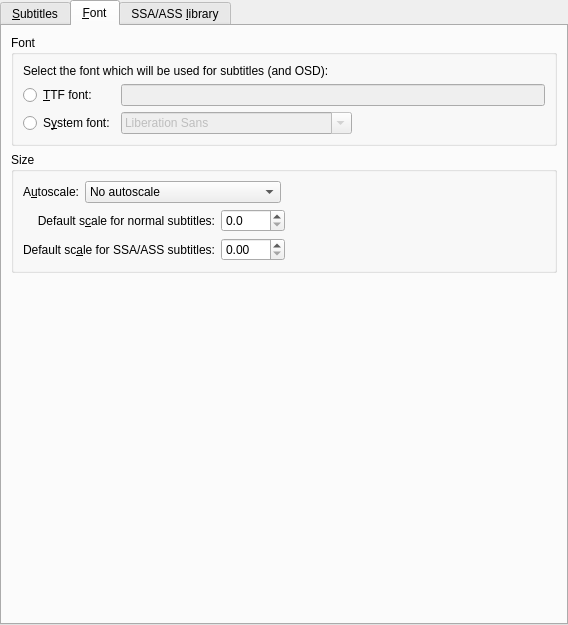
First picture: the form in src/prefsubtitles.ui, repository wilbert2000/wzplayer, before the edit.
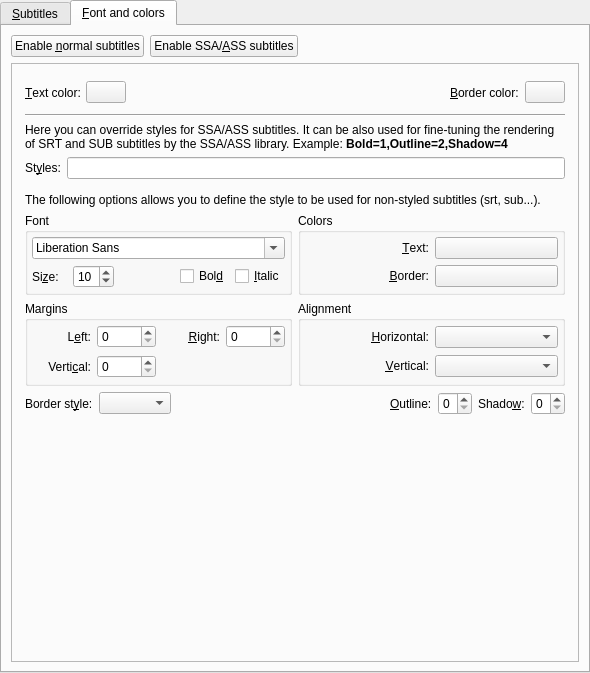
Second picture: the form after the edit. The open tabs and pages were chosen to show the change. Custom widgets are drawn as their Qt base class.

Commit message: Simplified the layout of the subtitle section in preferences using a stacked widget

What changed in the file:
```diff
--- a/src/prefsubtitles.ui
+++ b/src/prefsubtitles.ui
@@ -5,8 +5,8 @@
    <rect>
     <x>0</x>
     <y>0</y>
-    <width>568</width>
-    <height>625</height>
+    <width>590</width>
+    <height>673</height>
    </rect>
   </property>
   <property name="windowTitle" >
@@ -30,7 +30,7 @@
      <property name="currentIndex" >
       <number>0</number>
      </property>
-     <widget class="QWidget" name="tab" >
+     <widget class="QWidget" name="tab1" >
       <attribute name="title" >
        <string>&amp;Subtitles</string>
       </attribute>
@@ -38,18 +38,6 @@
        <property name="spacing" >
         <number>6</number>
        </property>
-       <property name="leftMargin" >
-        <number>9</number>
-       </property>
-       <property name="topMargin" >
-        <number>9</number>
-       </property>
-       <property name="rightMargin" >
-        <number>9</number>
-       </property>
-       <property name="bottomMargin" >
-        <number>9</number>
-       </property>
        <item>
         <widget class="QGroupBox" name="groupBox" >
          <property name="title" >
@@ -413,26 +401,69 @@
        </item>
       </layout>
      </widget>
-     <widget class="QWidget" name="TabPage" >
+     <widget class="QWidget" name="tab2" >
       <attribute name="title" >
-       <string>&amp;Font</string>
+       <string>&amp;Font and colors</string>
       </attribute>
+      <layout class="QGridLayout" >
+       <item row="0" column="0" >
+        <widget class="QPushButton" name="normal_subs_button" >
+         <property name="text" >
+          <string>Enable &amp;normal subtitles</string>
+         </property>
+         <property name="checkable" >
+          <bool>true</bool>
+         </property>
+         <property name="autoExclusive" >
+          <bool>true</bool>
+         </property>
+        </widget>
+       </item>
+       <item row="0" column="1" >
+        <widget class="QPushButton" name="ass_subs_button" >
+         <property name="text" >
+          <string>Enable SSA/&amp;ASS subtitles</string>
+         </property>
+         <property name="checkable" >
+          <bool>true</bool>
+         </property>
+         <property name="autoExclusive" >
+          <bool>true</bool>
+         </property>
+        </widget>
+       </item>
+       <item row="0" column="2" >
+        <spacer>
+         <property name="orientation" >
+          <enum>Qt::Horizontal</enum>
+         </property>
+         <property name="sizeHint" >
+          <size>
+           <width>291</width>
+           <height>20</height>
+          </size>
+         </property>
+        </spacer>
+       </item>
+       <item row="1" column="0" colspan="3" >
+        <widget class="QStackedWidget" name="stackedWidget" >
+         <property name="sizePolicy" >
+          <sizepolicy vsizetype="Expanding" hsizetype="Preferred" >
+           <horstretch>0</horstretch>
+           <verstretch>0</verstretch>
+          </sizepolicy>
+         </property>
+         <property name="frameShape" >
+          <enum>QFrame::StyledPanel</enum>
+         </property>
+         <property name="frameShadow" >
+          <enum>QFrame::Sunken</enum>
+         </property>
+         <property name="currentIndex" >
+          <number>0</number>
+         </property>
+         <widget class="QWidget" name="normal_subs" >
       <layout class="QVBoxLayout" >
-       <property name="spacing" >
-        <number>6</number>
-       </property>
-       <property name="leftMargin" >
-        <number>9</number>
-       </property>
-       <property name="topMargin" >
-        <number>9</number>
-       </property>
-       <property name="rightMargin" >
-        <number>9</number>
-       </property>
-       <property name="bottomMargin" >
-        <number>9</number>
-       </property>
        <item>
         <widget class="QGroupBox" name="groupBox_5" >
          <property name="title" >
@@ -440,16 +471,16 @@
          </property>
          <layout class="QGridLayout" >
           <property name="leftMargin" >
-           <number>9</number>
+               <number>4</number>
           </property>
           <property name="topMargin" >
-           <number>9</number>
+               <number>4</number>
           </property>
           <property name="rightMargin" >
-           <number>9</number>
+               <number>4</number>
           </property>
           <property name="bottomMargin" >
-           <number>9</number>
+               <number>4</number>
           </property>
           <property name="horizontalSpacing" >
            <number>6</number>
@@ -524,16 +555,16 @@
          </property>
          <layout class="QGridLayout" >
           <property name="leftMargin" >
-           <number>9</number>
+               <number>4</number>
           </property>
           <property name="topMargin" >
-           <number>9</number>
+               <number>4</number>
           </property>
           <property name="rightMargin" >
-           <number>9</number>
+               <number>4</number>
           </property>
           <property name="bottomMargin" >
-           <number>9</number>
+               <number>4</number>
           </property>
           <property name="horizontalSpacing" >
            <number>6</number>
@@ -700,38 +731,12 @@
        </item>
       </layout>
      </widget>
-     <widget class="QWidget" name="tab_2" >
-      <attribute name="title" >
-       <string>SSA/ASS &amp;library</string>
-      </attribute>
+         <widget class="QWidget" name="ass_subs" >
       <layout class="QVBoxLayout" >
-       <item>
-        <widget class="QLabel" name="textLabel1_14" >
-         <property name="text" >
-          <string>The new SSA/ASS library will provide nice styled subtitles for external SSA/ASS subtitles files and Matroska tracks. But it will be used too for rendering other formats like SUB and SRT files.</string>
-         </property>
-         <property name="wordWrap" >
-          <bool>true</bool>
-         </property>
-        </widget>
-       </item>
-       <item>
-        <widget class="QCheckBox" name="font_ass_check" >
-         <property name="text" >
-          <string>&amp;Use SSA/ASS library for subtitle rendering</string>
-         </property>
-        </widget>
-       </item>
        <item>
         <widget class="QWidget" native="1" name="simple_styles_container" >
          <property name="enabled" >
-          <bool>false</bool>
-         </property>
-         <property name="sizePolicy" >
-          <sizepolicy vsizetype="Expanding" hsizetype="Preferred" >
-           <horstretch>0</horstretch>
-           <verstretch>0</verstretch>
-          </sizepolicy>
+              <bool>true</bool>
          </property>
          <layout class="QVBoxLayout" >
           <property name="leftMargin" >
@@ -876,13 +881,7 @@
        <item>
         <widget class="QWidget" native="1" name="styles_container" >
          <property name="enabled" >
-          <bool>false</bool>
-         </property>
-         <property name="sizePolicy" >
-          <sizepolicy vsizetype="Expanding" hsizetype="Preferred" >
-           <horstretch>0</horstretch>
-           <verstretch>0</verstretch>
-          </sizepolicy>
+              <bool>true</bool>
          </property>
          <layout class="QGridLayout" >
           <property name="leftMargin" >
@@ -1261,21 +1260,25 @@
             </property>
            </widget>
           </item>
-         </layout>
-        </widget>
-       </item>
-       <item>
+              <item row="4" column="0" colspan="2" >
         <spacer>
          <property name="orientation" >
           <enum>Qt::Vertical</enum>
          </property>
          <property name="sizeHint" >
           <size>
-           <width>546</width>
-           <height>21</height>
+                  <width>20</width>
+                  <height>40</height>
           </size>
          </property>
         </spacer>
+              </item>
+             </layout>
+            </widget>
+           </item>
+          </layout>
+         </widget>
+        </widget>
        </item>
       </layout>
      </widget>
```
Left out of the diff: 50 changed lines with no effect on the pictures. Lines whose indentation alone changed are shown as unchanged. The commit also changes 2 other files.
